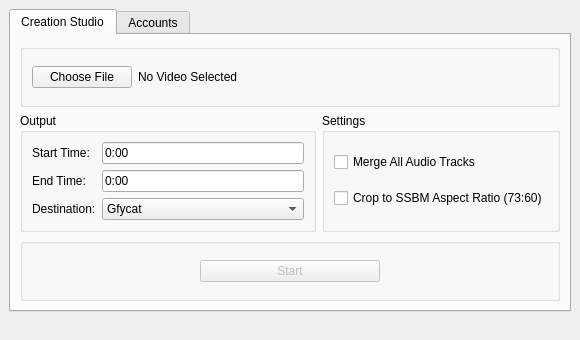
First picture: the form in box/layout.ui, repository DarylPinto/shadow-cat, before the edit.
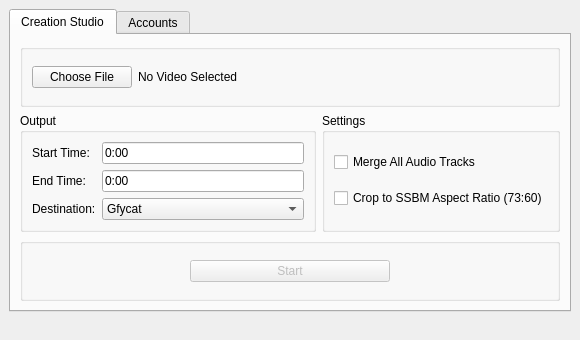
Second picture: the form after the edit. Icons and pictures are not drawn.

```diff
--- a/box/layout.ui
+++ b/box/layout.ui
@@ -177,7 +177,7 @@
              </property>
              <property name="minimumSize">
               <size>
-               <width>180</width>
+               <width>200</width>
                <height>0</height>
               </size>
              </property>
```
